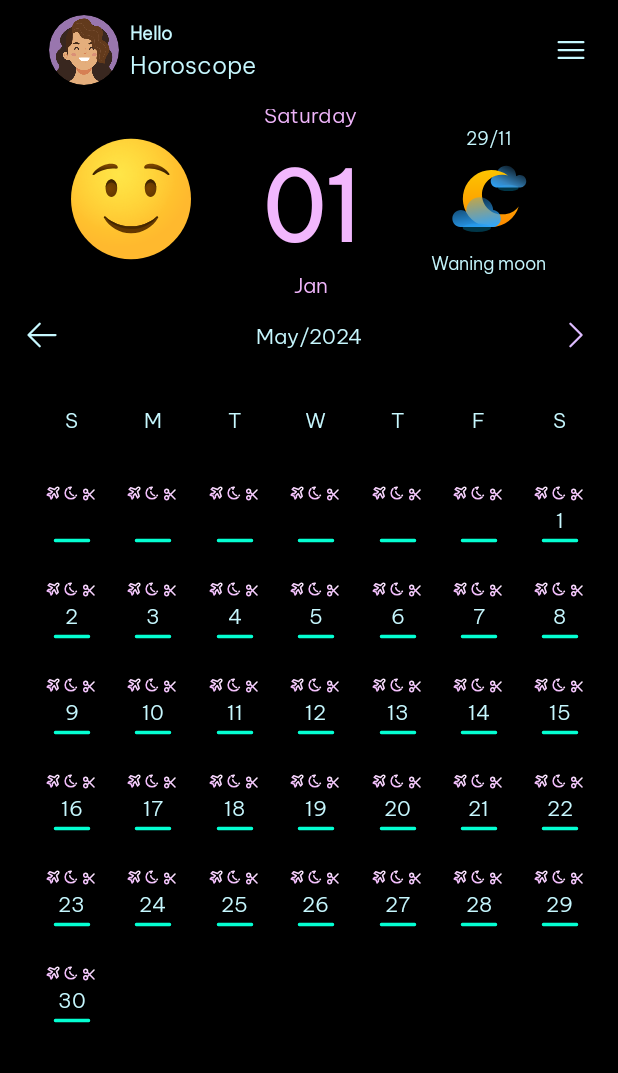
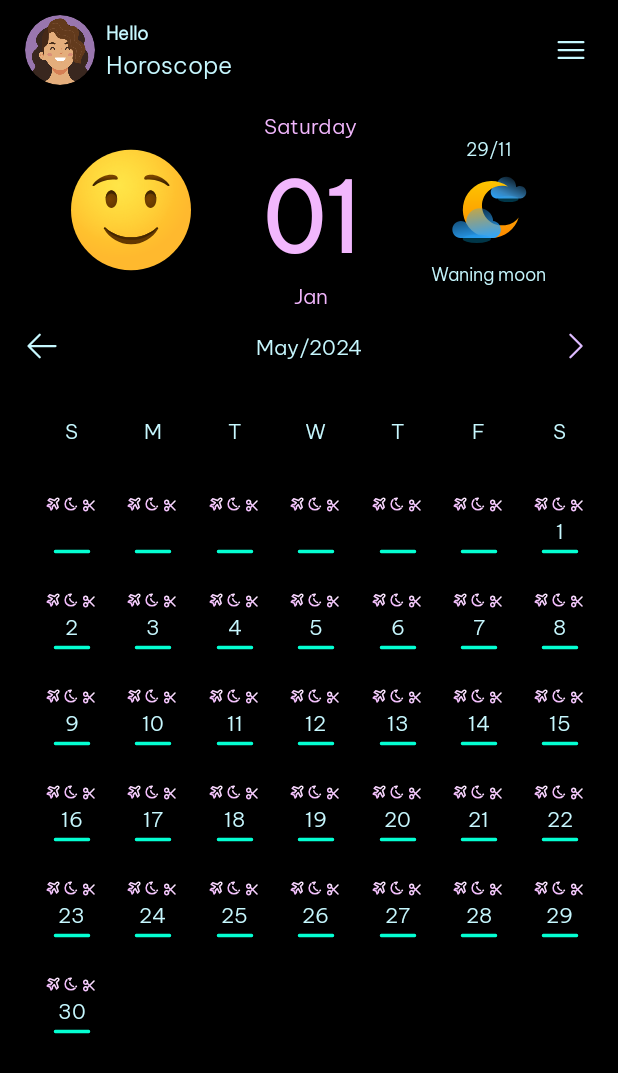
Before and after one commit to nguyenson2245/HoroscopeTV, an Android app: the screen it shows after launch (MainActivity), on a phone screen of 412 x 824 dp. Shown: the top 1073 px of the screen. Run offline under Robolectric (Android 15) with nearby library versions, the phone set to English and light mode, and no system bars; our stand-ins replace CircleImageView, data binding, sdp/ssp sizes.

Commit message:
commit hom ui

```diff
--- a/app/src/main/java/com/smartwavettn/horoscope/model/PersonalInformation.kt
+++ b/app/src/main/java/com/smartwavettn/horoscope/model/PersonalInformation.kt
@@ -10,7 +10,7 @@ data class PersonalInformation(
     @PrimaryKey(autoGenerate = true) var id: Int = 0,
     var name: String = "",
     var date: String = "",
-    val icon: Int = 0,
-    val iconImage: String = "",
-    val isProfile: Boolean
+    var icon: Int = 0,
+    var iconImage: String = "",
+    var isProfile: Boolean
 ): Serializable
--- a/app/src/main/java/com/smartwavettn/horoscope/repository/Repository.kt
+++ b/app/src/main/java/com/smartwavettn/horoscope/repository/Repository.kt
@@ -12,9 +12,7 @@ class Repository(context: Context) {
     suspend fun addPersonalInformation(personalInformation: PersonalInformation) =
         appDatabase.getInformationDao().insertAll(personalInformation)
 
-     fun updatePersonalInformation(personalInformation: PersonalInformation) =
-        appDatabase.getInformationDao().updatePersonal(personalInformation)
-
+     fun updatePersonalInformation(personalInformation: PersonalInformation) = appDatabase.getInformationDao().updatePersonal(personalInformation)
 
     fun getListLiveData(): LiveData<List<PersonalInformation>> = appDatabase.getInformationDao().getListNote()
 
--- a/app/src/main/java/com/smartwavettn/horoscope/ui/intro/introSevenFriends/IntroSevenFriendsFragment.kt
+++ b/app/src/main/java/com/smartwavettn/horoscope/ui/intro/introSevenFriends/IntroSevenFriendsFragment.kt
@@ -98,12 +98,11 @@ class IntroSevenFriendsFragment : BaseFragmentWithBinding<FragmentIntroSevenFrie
             }
         }
 
-        val pickMedia =
-            registerForActivityResult(ActivityResultContracts.PickVisualMedia()) { uri ->
+        val pickMedia = registerForActivityResult(ActivityResultContracts.PickVisualMedia()) { uri ->
                 if (uri != null) {
                     binding.rcvViewAvatar.gone()
                     binding.imageAvatarConstraintLayout.visible()
-                    Glide.with(requireActivity()).load(uri).into(binding.imageAvatar)
+
                     uriImage = uri.toString()
                 } else {
                     binding.imageAvatarConstraintLayout.gone()
@@ -137,6 +136,9 @@ class IntroSevenFriendsFragment : BaseFragmentWithBinding<FragmentIntroSevenFrie
         personalInformation?.apply {
             name = binding.editName.text.toString().trim()
             date = binding.txtDateOfBirth.text.toString().trim()
+
+            icon= if (binding.rcvViewAvatar.isVisible) viewModel.listAvatarResIds.get(positionPickerLayout) else 0
+            iconImage =if (binding.imageAvatarConstraintLayout.isVisible) uriImage else ""
 
             viewModel.updateFriends(this)
             onBackPressed()
--- a/app/src/main/java/com/smartwavettn/horoscope/ui/intro/introTwo/IntroTwoFragment.kt
+++ b/app/src/main/java/com/smartwavettn/horoscope/ui/intro/introTwo/IntroTwoFragment.kt
@@ -13,6 +13,7 @@ import com.smartwavettn.horoscope.base.utils.gone
 import com.smartwavettn.horoscope.base.utils.visible
 import com.smartwavettn.horoscope.databinding.FragmentIntroTwoBinding
 import com.smartwavettn.horoscope.model.PersonalInformation
+import com.smartwavettn.horoscope.ui.home.HomeFragment
 import com.smartwavettn.horoscope.ui.intro.introThreeInformation.IntroThreeFragment
 import com.smartwavettn.horoscope.ui.utils.PickerLayoutManager
 import com.smartwavettn.scannerqr.base.BaseFragmentWithBinding
@@ -124,6 +125,10 @@ class IntroTwoFragment : BaseFragmentWithBinding<FragmentIntroTwoBinding>() {
 
         }
 
+        binding.aaaa.click {
+            openFragment(HomeFragment::class.java,null,true)
+        }
+
         checkFragmentBoolean()
 
     }
--- a/app/src/main/java/com/smartwavettn/horoscope/ui/navigation/friends/FriendsFragment.kt
+++ b/app/src/main/java/com/smartwavettn/horoscope/ui/navigation/friends/FriendsFragment.kt
@@ -28,7 +28,6 @@ class FriendsFragment : BaseFragmentWithBinding<FragmentFriendsBinding>() {
 
     override fun initData() {
         adapterFriends = FriendsAdapter({ personalInformation ->
-
             val bundle = Bundle()
             bundle.putString("checkFragmentFriends", "FriendsFragment")
             bundle.putSerializable("personalInformation",personalInformation)
--- a/app/src/main/java/com/smartwavettn/horoscope/ui/splash/SplashFragment.kt
+++ b/app/src/main/java/com/smartwavettn/horoscope/ui/splash/SplashFragment.kt
@@ -7,6 +7,7 @@ import androidx.fragment.app.viewModels
 import com.smartwavettn.horoscope.base.local.Preferences
 import com.smartwavettn.horoscope.databinding.FragmentSplashBinding
 import com.smartwavettn.horoscope.ui.home.HomeFragment
+import com.smartwavettn.horoscope.ui.intro.introTwo.IntroTwoFragment
 import com.smartwavettn.scannerqr.base.BaseFragmentWithBinding
 
 class SplashFragment : BaseFragmentWithBinding<FragmentSplashBinding>() {
--- a/app/src/main/res/layout/fragment_home.xml
+++ b/app/src/main/res/layout/fragment_home.xml
@@ -12,40 +12,33 @@
     <androidx.drawerlayout.widget.DrawerLayout
         android:id="@+id/drawer"
         android:layout_width="match_parent"
-        android:layout_height="match_parent">
+        android:layout_height="match_parent"
+        android:background="@color/black">
 
-        <androidx.coordinatorlayout.widget.CoordinatorLayout
-            android:layout_width="wrap_content"
-            android:layout_height="match_parent">
+        <LinearLayout
+            android:layout_width="match_parent"
+            android:layout_height="match_parent"
+            android:orientation="vertical">
 
             <com.google.android.material.appbar.AppBarLayout
                 android:id="@+id/app_bar_layout"
                 android:layout_width="match_parent"
-                android:layout_height="wrap_content"
-                android:theme="@style/ThemeOverlay.AppCompat.Dark.ActionBar">
-
-                <com.google.android.material.appbar.CollapsingToolbarLayout
-                    android:layout_width="match_parent"
-                    android:layout_height="match_parent"
-                    app:layout_scrollFlags="scroll|exitUntilCollapsed">
-
-
-                <androidx.appcompat.widget.Toolbar
-                        android:id="@+id/toolbar"
-                        android:layout_width="match_parent"
-                        android:layout_height="wrap_content"
-                        android:background="@color/black"
-                        app:layout_collapseMode="pin"
-                        app:popupTheme="@style/ThemeOverlay.AppCompat.Light">
+                android:layout_height="wrap_content">
 
                 <include
                     android:id="@+id/profileHeader"
                     layout="@layout/profile_header" />
 
-                    </androidx.appcompat.widget.Toolbar>
+            </com.google.android.material.appbar.AppBarLayout>
 
-                </com.google.android.material.appbar.CollapsingToolbarLayout>
-            </com.google.android.material.appbar.AppBarLayout>
+            <androidx.core.widget.NestedScrollView
+                android:layout_width="match_parent"
+                android:layout_height="match_parent">
+
+                <LinearLayout
+                    android:layout_width="match_parent"
+                    android:layout_height="match_parent"
+                    android:orientation="vertical">
 
                     <LinearLayout
                         android:layout_width="match_parent"
@@ -55,12 +48,16 @@
                         <com.smartwavettn.horoscope.customview.customcalenday.CalanderDay
                             android:layout_width="match_parent"
                             android:layout_height="wrap_content"
-                    android:layout_marginTop="@dimen/_50sdp" />
+                           />
+
                         <com.smartwavettn.horoscope.customview.calendar.CaladarView
                             android:layout_width="match_parent"
-                    android:layout_height="wrap_content"/>
+                            android:layout_height="wrap_content" />
                     </LinearLayout>
-        </androidx.coordinatorlayout.widget.CoordinatorLayout>
+
+                </LinearLayout>
+            </androidx.core.widget.NestedScrollView>
+        </LinearLayout>
 
         <LinearLayout
             android:layout_width="match_parent"
--- a/app/src/main/res/layout/fragment_intro_two.xml
+++ b/app/src/main/res/layout/fragment_intro_two.xml
@@ -27,6 +27,7 @@
                 app:layout_constraintTop_toTopOf="parent">
 
                 <TextView
+                    android:id="@+id/aaaa"
                     android:layout_width="wrap_content"
                     android:layout_height="wrap_content"
                     android:text="@string/tibetanHoroscope"
```
Lines whose indentation alone changed are shown as unchanged.
